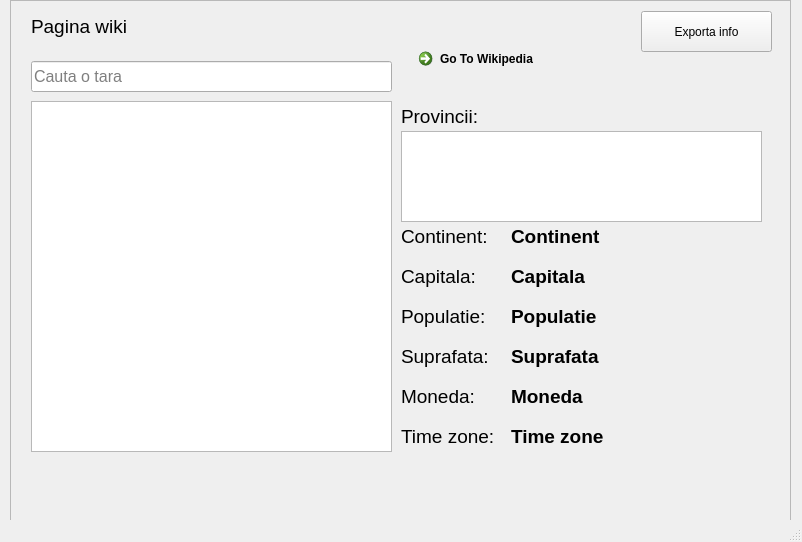
Qt form test2.ui (dcpiturlea/python_country_atlas_app) before a commit.
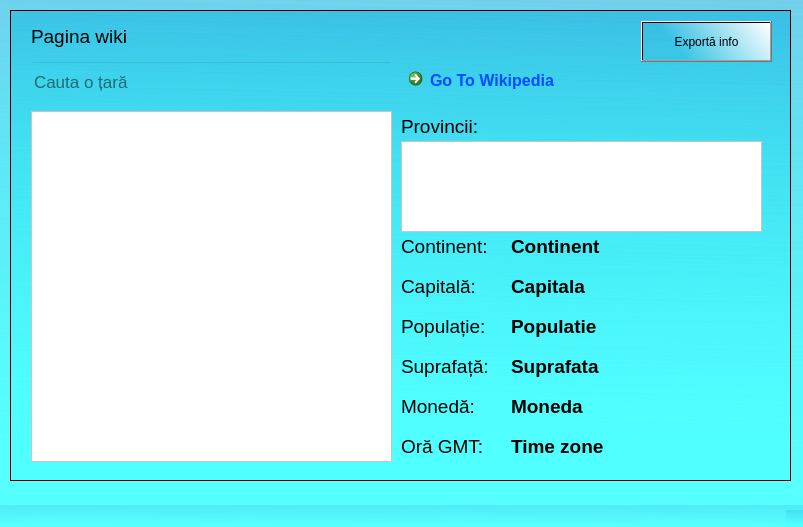
The same form after that commit.

What changed in the file:
```diff
--- a/test2.ui
+++ b/test2.ui
@@ -6,21 +6,31 @@
    <rect>
     <x>0</x>
     <y>0</y>
-    <width>802</width>
-    <height>542</height>
+    <width>803</width>
+    <height>527</height>
    </rect>
   </property>
+  <property name="font">
+   <font>
+    <pointsize>10</pointsize>
+    <weight>75</weight>
+    <bold>true</bold>
+   </font>
+  </property>
   <property name="windowTitle">
-   <string>Stiai ca aceasta tara are...?</string>
+   <string>Despre tări</string>
+  </property>
+  <property name="styleSheet">
+   <string notr="true">background-color: qlineargradient(spread:pad, x1:0.96661, y1:0.898, x2:1, y2:0, stop:0 rgba(80, 255, 255, 169), stop:1 rgba(26, 178, 223, 70));</string>
   </property>
   <widget class="QWidget" name="centralwidget">
    <widget class="QWidget" name="gridLayoutWidget">
     <property name="geometry">
      <rect>
       <x>10</x>
-      <y>0</y>
+      <y>10</y>
       <width>781</width>
-      <height>561</height>
+      <height>471</height>
      </rect>
     </property>
     <layout class="QGridLayout" name="gridLayout">
@@ -35,7 +45,7 @@
           <x>0</x>
           <y>0</y>
           <width>777</width>
-          <height>557</height>
+          <height>467</height>
          </rect>
         </property>
         <widget class="QPushButton" name="pushButton_export">
@@ -47,8 +57,11 @@
            <height>41</height>
           </rect>
          </property>
+         <property name="styleSheet">
+          <string notr="true">background-color: qlineargradient(spread:pad, x1:0.17, y1:0.193182, x2:1, y2:0, stop:0 rgba(56, 185, 223, 70), stop:1 rgba(255, 255, 255, 255));</string>
+         </property>
          <property name="text">
-          <string>Exporta info</string>
+          <string>Exportă info</string>
          </property>
         </widget>
         <widget class="QListWidget" name="QListWidget_countries">
@@ -66,6 +79,9 @@
            <bold>true</bold>
           </font>
          </property>
+         <property name="styleSheet">
+          <string notr="true">background-color: rgb(255, 255, 255);</string>
+         </property>
         </widget>
         <widget class="QLabel" name="label_capitala">
          <property name="geometry">
@@ -83,6 +99,9 @@
            <bold>true</bold>
           </font>
          </property>
+         <property name="styleSheet">
+          <string notr="true">background: transparent;</string>
+         </property>
          <property name="text">
           <string>Capitala</string>
          </property>
@@ -103,6 +122,9 @@
            <bold>true</bold>
           </font>
          </property>
+         <property name="styleSheet">
+          <string notr="true">background: transparent;</string>
+         </property>
          <property name="text">
           <string>Populatie</string>
          </property>
@@ -123,6 +145,9 @@
            <bold>true</bold>
           </font>
          </property>
+         <property name="styleSheet">
+          <string notr="true">background: transparent;</string>
+         </property>
          <property name="text">
           <string>Continent</string>
          </property>
@@ -143,6 +168,9 @@
            <bold>true</bold>
           </font>
          </property>
+         <property name="styleSheet">
+          <string notr="true">background: transparent;</string>
+         </property>
          <property name="text">
           <string>Moneda</string>
          </property>
@@ -163,6 +191,9 @@
            <bold>true</bold>
           </font>
          </property>
+         <property name="styleSheet">
+          <string notr="true">background: transparent;</string>
+         </property>
          <property name="text">
           <string>Suprafata</string>
          </property>
@@ -181,6 +212,9 @@
            <pointsize>14</pointsize>
           </font>
          </property>
+         <property name="styleSheet">
+          <string notr="true">background: transparent;</string>
+         </property>
          <property name="text">
           <string>Pagina wiki</string>
          </property>
@@ -194,6 +228,9 @@
            <height>91</height>
           </rect>
          </property>
+         <property name="styleSheet">
+          <string notr="true">background-color: rgb(255, 255, 255);</string>
+         </property>
         </widget>
         <widget class="QLabel" name="label_timezone">
          <property name="geometry">
@@ -211,6 +248,9 @@
            <bold>true</bold>
           </font>
          </property>
+         <property name="styleSheet">
+          <string notr="true">background: transparent;</string>
+         </property>
          <property name="text">
           <string>Time zone</string>
          </property>
@@ -218,12 +258,25 @@
         <widget class="QCommandLinkButton" name="commandLinkButton_wiki">
          <property name="geometry">
           <rect>
-           <x>400</x>
-           <y>40</y>
-           <width>185</width>
+           <x>390</x>
+           <y>50</y>
+           <width>171</width>
            <height>41</height>
           </rect>
          </property>
+         <property name="font">
+          <font>
+           <family>Segoe UI</family>
+           <pointsize>12</pointsize>
+          </font>
+         </property>
+         <property name="cursor">
+          <cursorShape>PointingHandCursor</cursorShape>
+         </property>
+         <property name="styleSheet">
+          <string notr="true">background: transparent;
+color: rgb(0, 75, 255);</string>
+         </property>
          <property name="text">
           <string>Go To Wikipedia</string>
          </property>
@@ -233,7 +286,7 @@
           <rect>
            <x>390</x>
            <y>220</y>
-           <width>101</width>
+           <width>91</width>
            <height>31</height>
           </rect>
          </property>
@@ -242,6 +295,9 @@
            <pointsize>14</pointsize>
           </font>
          </property>
+         <property name="styleSheet">
+          <string notr="true">background: transparent;</string>
+         </property>
          <property name="text">
           <string>Continent:</string>
          </property>
@@ -251,7 +307,7 @@
           <rect>
            <x>390</x>
            <y>260</y>
-           <width>111</width>
+           <width>91</width>
            <height>31</height>
           </rect>
          </property>
@@ -260,8 +316,11 @@
            <pointsize>14</pointsize>
           </font>
          </property>
+         <property name="styleSheet">
+          <string notr="true">background: transparent;</string>
+         </property>
          <property name="text">
-          <string>Capitala:</string>
+          <string>Capitală:</string>
          </property>
         </widget>
         <widget class="QLabel" name="label_populatia_2">
@@ -269,7 +328,7 @@
           <rect>
            <x>390</x>
            <y>300</y>
-           <width>101</width>
+           <width>91</width>
            <height>31</height>
           </rect>
          </property>
@@ -278,8 +337,11 @@
            <pointsize>14</pointsize>
           </font>
          </property>
+         <property name="styleSheet">
+          <string notr="true">background: transparent;</string>
+         </property>
          <property name="text">
-          <string>Populatie:</string>
+          <string>Populație:</string>
          </property>
         </widget>
         <widget class="QLabel" name="label_suprafata_2">
@@ -287,7 +349,7 @@
           <rect>
            <x>390</x>
            <y>340</y>
-           <width>111</width>
+           <width>91</width>
            <height>31</height>
           </rect>
          </property>
@@ -296,8 +358,11 @@
            <pointsize>14</pointsize>
           </font>
          </property>
+         <property name="styleSheet">
+          <string notr="true">background: transparent;</string>
+         </property>
          <property name="text">
-          <string>Suprafata:</string>
+          <string>Suprafață:</string>
          </property>
         </widget>
         <widget class="QLabel" name="label_moneda_2">
@@ -305,7 +370,7 @@
           <rect>
            <x>390</x>
            <y>380</y>
-           <width>101</width>
+           <width>81</width>
            <height>31</height>
           </rect>
          </property>
@@ -314,8 +379,11 @@
            <pointsize>14</pointsize>
           </font>
          </property>
+         <property name="styleSheet">
+          <string notr="true">background: transparent;</string>
+         </property>
          <property name="text">
-          <string>Moneda:</string>
+          <string>Monedă:</string>
          </property>
         </widget>
         <widget class="QLabel" name="label_timezone_2">
@@ -323,7 +391,7 @@
           <rect>
            <x>390</x>
            <y>420</y>
-           <width>101</width>
+           <width>91</width>
            <height>31</height>
           </rect>
          </property>
@@ -332,8 +400,11 @@
            <pointsize>14</pointsize>
           </font>
          </property>
+         <property name="styleSheet">
+          <string notr="true">background: transparent;</string>
+         </property>
          <property name="text">
-          <string>Time zone:</string>
+          <string>Oră GMT:</string>
          </property>
         </widget>
         <widget class="QLabel" name="label_judete">
@@ -350,6 +421,9 @@
            <pointsize>14</pointsize>
           </font>
          </property>
+         <property name="styleSheet">
+          <string notr="true">background: transparent;</string>
+         </property>
          <property name="text">
           <string>Provincii:</string>
          </property>
@@ -358,18 +432,23 @@
          <property name="geometry">
           <rect>
            <x>20</x>
-           <y>60</y>
+           <y>50</y>
            <width>361</width>
-           <height>31</height>
+           <height>41</height>
           </rect>
          </property>
          <property name="font">
           <font>
-           <pointsize>12</pointsize>
+           <pointsize>13</pointsize>
+           <weight>50</weight>
+           <bold>false</bold>
           </font>
          </property>
+         <property name="styleSheet">
+          <string notr="true">background: transparent;</string>
+         </property>
          <property name="placeholderText">
-          <string>Cauta o tara</string>
+          <string>Cauta o țară</string>
          </property>
         </widget>
        </widget>
```
Left out of the diff: 2 changed lines with no effect on the pictures.
